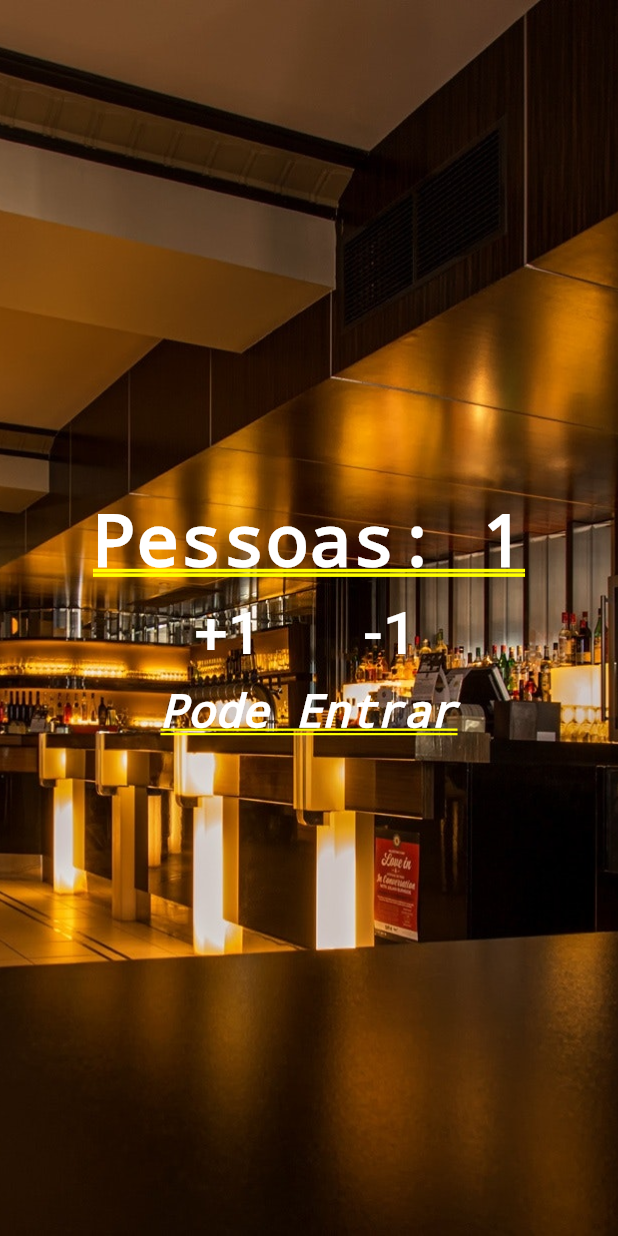
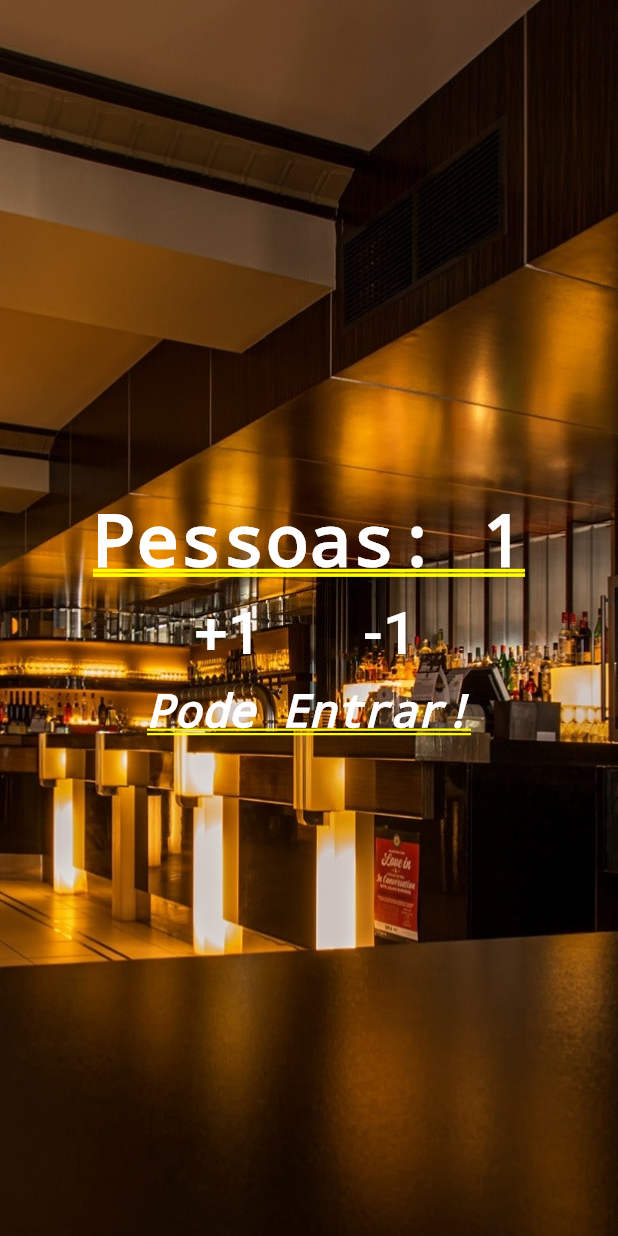
Before and after one commit to 31Carlos/people-accountant, a Flutter app: the screen it shows after launch, after a tap on "+1", on a phone screen of 412 x 824 dp. Run offline on Flutter 3.47's test engine with Material 2 defaults, Android fonts, the phone set to English and light mode, and no system bars.

Commit message:
modifica texto de acordo com a quantidade de pessoas

```diff
--- a/lib/main.dart
+++ b/lib/main.dart
@@ -11,10 +11,19 @@ class Home extends StatefulWidget {
 
 class _HomeState extends State<Home> {
   int n = 0;
+  String _infoText = "Pode Entrar!";
 
-  void _changePeople(int delta){
+  void _changePeople(int delta) {
     setState(() {
-      n += delta;
+      if ((n > 0 && n < 5) || (n == 0 && delta == 1) || (n == 5 && delta == -1)) {
+        n += delta;
+      }
+
+      if(n == 5){
+        _infoText = "Está cheio!";
+      } else {
+        _infoText = "Pode Entrar!";
+      }
     });
   }
 
@@ -45,7 +54,7 @@ class _HomeState extends State<Home> {
                           fontSize: 40.0,
                         )),
                     onPressed: () {
-                     _changePeople(1);
+                      _changePeople(1);
                     },
                   ),
                 ),
@@ -64,7 +73,7 @@ class _HomeState extends State<Home> {
                 )
               ],
             ),
-            Text("Pode Entrar",
+            Text(_infoText,
                 style: TextStyle(
                   color: Colors.white,
                   fontSize: 30,
```
